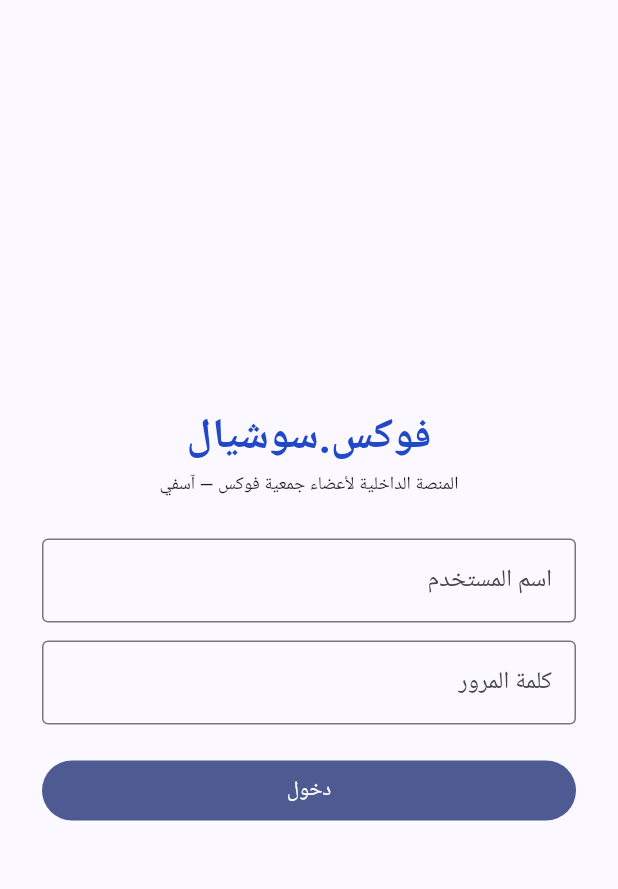
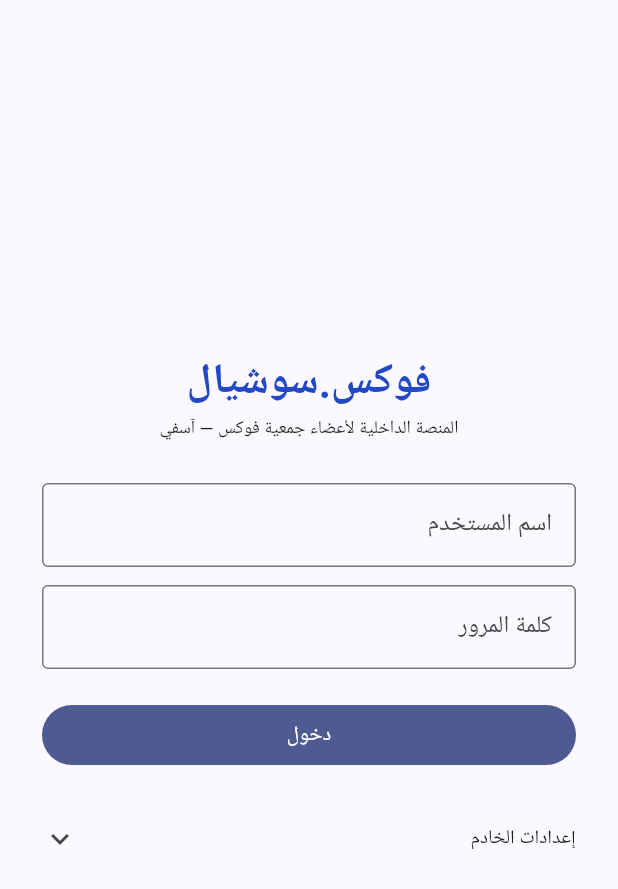
Before and after one commit to yasserox171/FocusSocialMedia, a Flutter app: the screen it shows after launch, on a phone screen of 412 x 824 dp. Shown: the top 889 px of the screen. Run offline on Flutter 3.47's test engine with Material 3 defaults, Android fonts, the phone set to English and light mode, and no system bars; our stand-ins replace shared_preferences; accounts and stored records are empty.

Commit message:
Mobile: Android platform folder, runtime-configurable server URL, APK build workflow
Co-Authored-By: Claude Fable 5 <noreply@anthropic.com>
Claude-Session: https://claude.ai/code/session_01JxU14jw7LuuTXdJ5oDz76n

```diff
--- a/mobile/lib/screens/login.dart
+++ b/mobile/lib/screens/login.dart
@@ -1,6 +1,7 @@
 import 'package:flutter/material.dart';
 import 'package:provider/provider.dart';
 
+import '../api.dart';
 import '../main.dart';
 
 class LoginScreen extends StatefulWidget {
@@ -13,8 +14,15 @@ class LoginScreen extends StatefulWidget {
 class _LoginScreenState extends State<LoginScreen> {
   final _username = TextEditingController();
   final _password = TextEditingController();
+  final _server = TextEditingController();
   String? _error;
   bool _busy = false;
+
+  @override
+  void initState() {
+    super.initState();
+    _server.text = baseUrl;
+  }
 
   Future<void> _submit() async {
     setState(() {
@@ -22,7 +30,11 @@ class _LoginScreenState extends State<LoginScreen> {
       _error = null;
     });
     try {
-      await context.read<AuthState>().login(
+      final auth = context.read<AuthState>();
+      if (_server.text.trim().isNotEmpty && _server.text.trim() != baseUrl) {
+        await api.setBaseUrl(_server.text);
+      }
+      await auth.login(
             _username.text.trim(),
             _password.text,
           );
@@ -87,6 +99,25 @@ class _LoginScreenState extends State<LoginScreen> {
                   onPressed: _busy ? null : _submit,
                   child: Text(_busy ? 'جارٍ الدخول…' : 'دخول'),
                 ),
+                const SizedBox(height: 16),
+                ExpansionTile(
+                  title: const Text('إعدادات الخادم',
+                      style: TextStyle(fontSize: 13)),
+                  tilePadding: EdgeInsets.zero,
+                  childrenPadding: const EdgeInsets.only(bottom: 8),
+                  children: [
+                    TextField(
+                      controller: _server,
+                      textDirection: TextDirection.ltr,
+                      decoration: const InputDecoration(
+                        labelText: 'عنوان الخادم',
+                        hintText: 'http://192.168.1.10',
+                        border: OutlineInputBorder(),
+                        isDense: true,
+                      ),
+                    ),
+                  ],
+                ),
               ],
             ),
           ),
--- a/mobile/lib/screens/notifications.dart
+++ b/mobile/lib/screens/notifications.dart
@@ -68,7 +68,7 @@ class _NotificationsScreenState extends State<NotificationsScreen> {
                               : Theme.of(context)
                                   .colorScheme
                                   .primaryContainer
-                                  .withOpacity(0.3),
+                                  .withValues(alpha: 0.3),
                         );
                       },
                     ),
--- a/mobile/lib/widgets/post_card.dart
+++ b/mobile/lib/widgets/post_card.dart
@@ -80,7 +80,7 @@ class _PostCardState extends State<PostCard> {
                               padding: const EdgeInsets.symmetric(
                                   horizontal: 8, vertical: 1),
                               decoration: BoxDecoration(
-                                color: primaryBlue.withOpacity(0.12),
+                                color: primaryBlue.withValues(alpha: 0.12),
                                 borderRadius: BorderRadius.circular(12),
                               ),
                               child: Text(chip,
```
Also changed, not shown: mobile/analysis_options.yaml (added, +28 -0 lines), mobile/lib/api.dart (+13 -1 lines), mobile/pubspec.lock (added), 22 other files.
